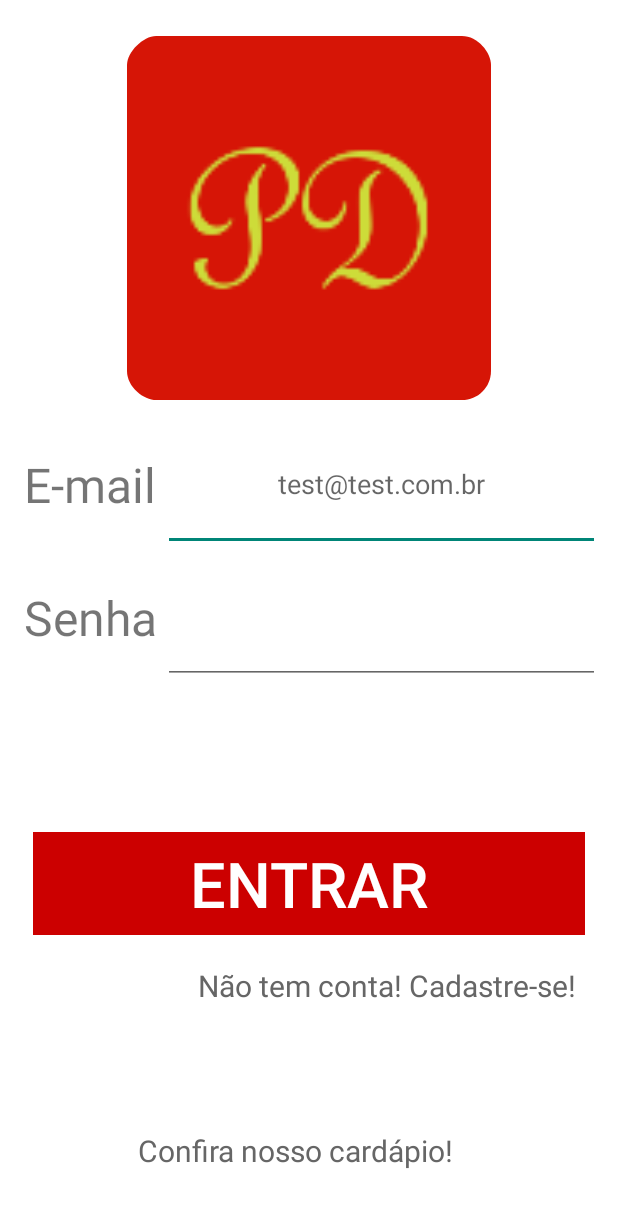
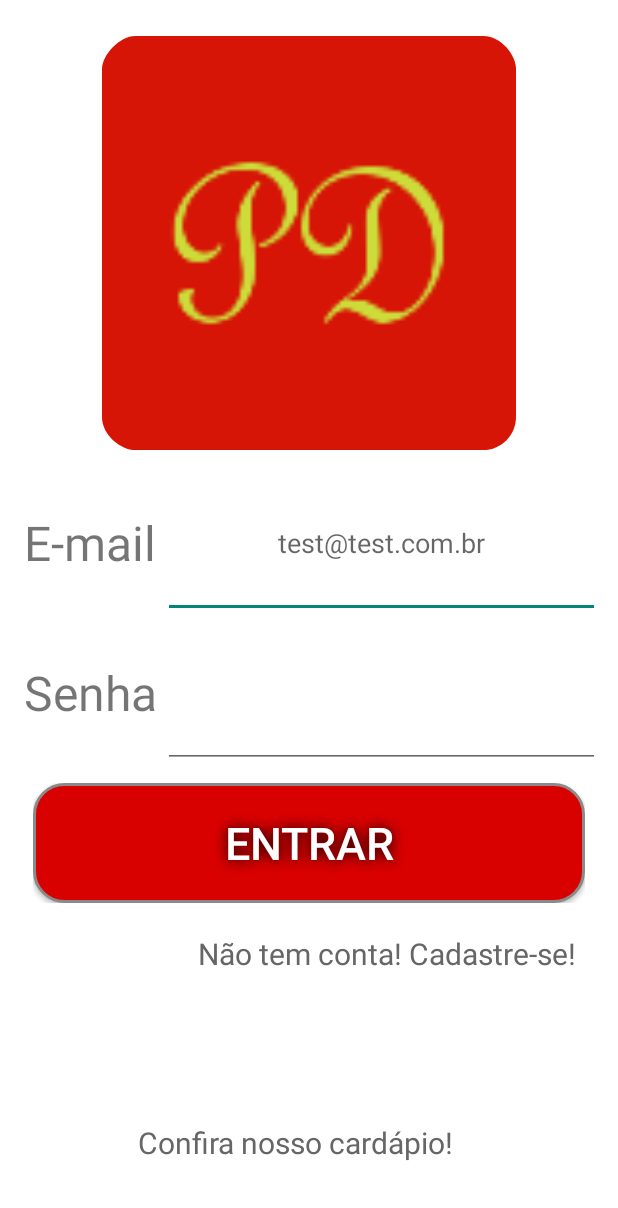
Before and after one commit to PauloGobor/PizzaDelivery, an Android app: the screen it shows after launch (MainActivity), on a phone screen of 412 x 824 dp. Shown: the top 1208 px of the screen. Run offline under Robolectric (Android 15) with nearby library versions, the phone set to English and light mode, and no system bars.

Commit message:
Implementado o xml de style do botão

```diff
--- a/app/src/main/AndroidManifest.xml
+++ b/app/src/main/AndroidManifest.xml
@@ -9,7 +9,7 @@
         android:roundIcon="@mipmap/ic_launcher_pizzadelivery_round"
         android:supportsRtl="true"
         android:theme="@style/Theme.AppCompat.Light.NoActionBar">
-        <activity android:name=".MainActivity">
+        <activity android:name=".view.MainActivity">
             <intent-filter>
                 <action android:name="android.intent.action.MAIN" />
 
--- a/app/src/main/java/edu/up/pizzadelivery/MainActivity.java
+++ b/app/src/main/java/edu/up/pizzadelivery/view/MainActivity.java
@@ -1,7 +1,9 @@
-package edu.up.pizzadelivery;
+package edu.up.pizzadelivery.view;
 
 import android.support.v7.app.AppCompatActivity;
 import android.os.Bundle;
+
+import edu.up.pizzadelivery.R;
 
 public class MainActivity extends AppCompatActivity {
 
--- /dev/null
+++ b/app/src/main/res/drawable/btn_entrar.xml
@@ -0,0 +1,23 @@
+<?xml version="1.0" encoding="utf-8"?>
+<shape xmlns:android="http://schemas.android.com/apk/res/android" android:shape="rectangle" >
+<corners
+    android:radius="20dp"
+    />
+<solid
+    android:color="#D90000"
+    />
+<padding
+    android:left="0dp"
+    android:top="0dp"
+    android:right="0dp"
+    android:bottom="0dp"
+    />
+<size
+    android:width="270dp"
+    android:height="60dp"
+    />
+<stroke
+    android:width="2dp"
+    android:color="#8A8A8A"
+    />
+</shape>
--- a/app/src/main/res/layout/activity_main.xml
+++ b/app/src/main/res/layout/activity_main.xml
@@ -36,7 +36,7 @@
             android:layout_weight="3"
             android:gravity="center"
             android:hint="test@test.com.br"
-            android:inputType="textEmailAddress"/>
+            android:inputType="textEmailAddress" />
     </LinearLayout>
 
     <LinearLayout
@@ -60,15 +60,10 @@
             android:layout_height="match_parent"
             android:layout_weight="3"
             android:gravity="center"
-            android:inputType="textPassword"/>
+            android:inputType="textPassword" />
     </LinearLayout>
 
-    <LinearLayout
-        android:layout_width="match_parent"
-        android:layout_height="0dp"
-        android:layout_weight="1"
-        android:orientation="horizontal">
-    </LinearLayout>
+
 
     <LinearLayout
         android:layout_width="match_parent"
@@ -81,11 +76,14 @@
             android:id="@+id/btnEntrar"
             android:layout_width="match_parent"
             android:layout_height="match_parent"
-            android:layout_weight="1"
-            android:background="@android:color/holo_red_dark"
             android:text="Entrar"
-            android:textColor="@android:color/white"
-            android:textSize="42sp" />
+            android:textColor="#FFFFFF"
+            android:textSize="30sp"
+            android:background="@drawable/btn_entrar"
+            android:shadowColor="#000000"
+            android:shadowDx="0"
+            android:shadowDy="0"
+            android:shadowRadius="10"/>
     </LinearLayout>
 
 
@@ -128,5 +126,4 @@
             android:textColor="#666"
             android:textSize="20sp" />
     </LinearLayout>
-
 </LinearLayout>
```
